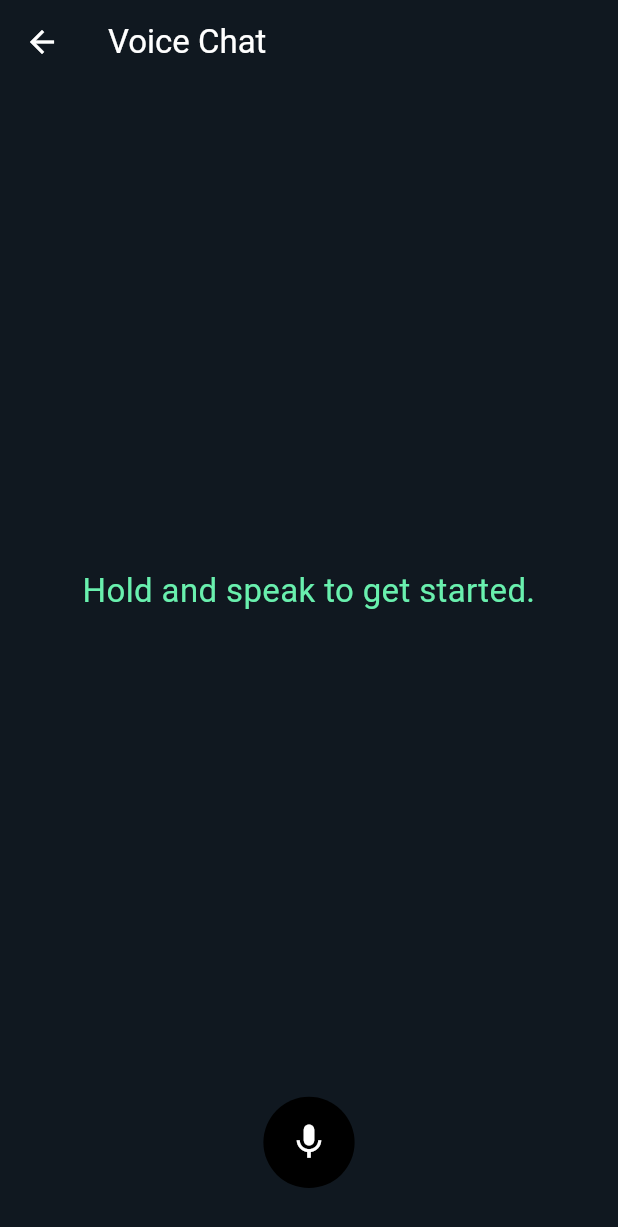
After one commit to adityakumar-dev/Krishi-Sakha, a Flutter app: the VoiceScreen screen opened by its route, on a phone screen of 412 x 824 dp. The commit adds this screen. Shown: the top 1227 px of the screen. Run offline on Flutter 3.47's test engine with Material 3 defaults, Android fonts, the phone set to English and light mode, and no system bars; our stand-ins replace file_picker, flutter_dotenv, flutter_tts, fluttertoast, go_router, hive and 7 more; missing offline and left inert: fllama; accounts and stored records are empty.

Commit message:
FEATURE : VOICE SUPPORT

```diff
--- a/krishi_sakha/lib/apis/api_manager.dart
+++ b/krishi_sakha/lib/apis/api_manager.dart
@@ -3,5 +3,6 @@ class ApiManager {
 
   static const String chatTestUrl = "/test";
   static const String chatUrl = "/chat";
+  static const String voiceUrl = "/voice";
 
 }
--- a/krishi_sakha/lib/main.dart
+++ b/krishi_sakha/lib/main.dart
@@ -2,6 +2,7 @@ import 'package:flutter/material.dart';
 import 'package:flutter_dotenv/flutter_dotenv.dart';
 import 'package:hive_flutter/hive_flutter.dart';
 import 'package:krishi_sakha/providers/server_chat_handler_provider.dart';
+import 'package:krishi_sakha/providers/void_provider.dart';
 import 'package:provider/provider.dart';
 import 'package:krishi_sakha/models/llm_model.dart';
 import 'package:krishi_sakha/providers/model_provider.dart';
@@ -17,7 +18,7 @@ void main() async {
   await Hive.initFlutter();
 
   Hive.registerAdapter(LlmModelAdapter());
-  await Supabase.initialize(url: dotenv.get('URL'), anonKey: dotenv.get('ANON_KEY'));
+  await Supabase.initialize(url: "SUPABASE_URL", anonKey: "SUPBASE_ANON_KEY");
 
   runApp(const MyApp());
 }
@@ -32,6 +33,7 @@ class MyApp extends StatelessWidget {
         ChangeNotifierProvider(create: (_) => ModelProvider()),
         ChangeNotifierProvider(create: (_) => LlamaProvider()),
         ChangeNotifierProvider(create: (_) => ServerChatHandlerProvider()),
+        ChangeNotifierProvider(create: (_) => VoiceProvider())
       ],
       child: MaterialApp.router(
         title: 'Simple AI Chat',
--- a/krishi_sakha/lib/screens/home/home_screen.dart
+++ b/krishi_sakha/lib/screens/home/home_screen.dart
@@ -235,7 +235,7 @@ class _HomeScreenState extends State<HomeScreen> {
               Expanded(
                 child: _buildFeatureCard(
                   title: 'chat ',
-                  subtitle: 'offline  chat',
+                  subtitle: 'offline chat',
                   icon: Icons.search,
                   color: const Color(0xFF4CAF50),
                   onTap: () {
@@ -260,11 +260,13 @@ class _HomeScreenState extends State<HomeScreen> {
             children: [
               Expanded(
                 child: _buildFeatureCard(
-                  title: 'Market Prices',
-                  subtitle: 'Live rates',
+                  title: 'Voice Chat',
+                  subtitle: 'Voice Chat',
                   icon: Icons.trending_up,
                   color: const Color(0xFFFF9800),
-                  onTap: () {},
+                  onTap: () {
+                    context.go(AppRoutes.voiceChat);
+                  },
                 ),
               ),
               const SizedBox(width: 16),
--- /dev/null
+++ b/krishi_sakha/lib/screens/voice/voice_screen.dart
@@ -0,0 +1,229 @@
+import 'package:flutter/material.dart';
+import 'package:krishi_sakha/providers/void_provider.dart';
+import 'package:krishi_sakha/utils/theme/colors.dart';
+import 'package:provider/provider.dart';
+
+class VoiceScreen extends StatefulWidget {
+  const VoiceScreen({super.key});
+
+  @override
+  State<VoiceScreen> createState() => _VoiceScreenState();
+}
+
+class _VoiceScreenState extends State<VoiceScreen> {
+  @override
+  Widget build(BuildContext context) {
+    return Consumer<VoiceProvider>(
+      builder: (context, provider, child) {
+        return Scaffold(
+          backgroundColor: AppColors.primaryBlack,
+          appBar: AppBar(
+            backgroundColor: Colors.transparent,
+            leading: IconButton(
+              icon: const Icon(Icons.arrow_back, color: Colors.white),
+              onPressed: () => Navigator.pop(context),
+            ),
+            title: Text("Voice Chat", style: TextStyle(color: Colors.white)),
+
+          ),
+          body: SafeArea(
+            child: Column(
+              mainAxisAlignment: MainAxisAlignment.spaceBetween,
+              children: [
+                // Expanded area for AI response or recognized text
+                Expanded(
+                  child: Center(
+                    child: Padding(
+                      padding: const EdgeInsets.symmetric(horizontal: 24),
+                      child: SingleChildScrollView(
+                        child: Column(
+                          mainAxisAlignment: MainAxisAlignment.center,
+                          children: [
+                            // Show error message if there's an error
+                            if (provider.error)
+                              Column(
+                                children: [
+                                  const Icon(
+                                    Icons.error_outline,
+                                    color: Colors.redAccent,
+                                    size: 48,
+                                  ),
+                                  const SizedBox(height: 16),
+                                  const Text(
+                                    "Something went wrong. Please try again.",
+                                    style: TextStyle(
+                                      color: Colors.redAccent,
+                                      fontSize: 18,
+                                    ),
+                                    textAlign: TextAlign.center,
+                                  ),
+                                  const SizedBox(height: 16),
+                                  ElevatedButton(
+                                    onPressed: () {
+                                      provider.error = false;
+                                      provider.lastResponse = "";
+                                      provider.recognizedWord = "";
+                                      provider.notifyListeners();
+                                    },
+                                    child: const Text("Try Again"),
+                                  ),
+                                ],
+                              )
+                            // Show initialization status
+                            else if (!provider.isInitialized)
+                              const Column(
+                                children: [
+                                  CircularProgressIndicator(
+                                    color: Colors.white,
+                                  ),
+                                  SizedBox(height: 16),
+                                  Text(
+                                    "Initializing speech recognition...",
+                                    style: TextStyle(
+                                      color: Colors.white,
+                                      fontSize: 18,
+                                    ),
+                                    textAlign: TextAlign.center,
+                                  ),
+                                ],
+                              )
+                            // Show recognized speech when listening
+                            else if (provider.isListening)
+                              Text(
+                                provider.recognizedWord.isEmpty
+                                    ? "Listening..."
+                                    : provider.recognizedWord,
+                                style: const TextStyle(
+                                  color: Colors.white,
+                                  fontSize: 26,
+                                  fontWeight: FontWeight.bold,
+                                ),
+                                textAlign: TextAlign.center,
+                              )
+                            else
+                              // Show AI response when not listening
+                              Text(
+                                provider.lastResponse.isEmpty
+                                    ? "Hold and speak to get started."
+                                    : provider.lastResponse,
+                                style: const TextStyle(
+                                  color: Colors.greenAccent,
+                                  fontSize: 22,
+                                ),
+                                textAlign: TextAlign.center,
+                              ),
+                          ],
+                        ),
+                      ),
+                    ),
+                  ),
+                ),
+
+                // Mic button at bottom
+                Padding(
+                  padding: const EdgeInsets.only(bottom: 32),
+                  child: MicButton(),
+                ),
+              ],
+            ),
+          ),
+        );
+      },
+    );
+  }
+}
+
+class MicButton extends StatefulWidget {
+  const MicButton({super.key});
+
+  @override
+  State<MicButton> createState() => _MicButtonState();
+}
+
+class _MicButtonState extends State<MicButton>
+    with SingleTickerProviderStateMixin {
+  late AnimationController _controller;
+  late Animation<double> _pulseAnimation;
+
+  @override
+  void initState() {
+    super.initState();
+
+    // Animation for pulsing effect
+    _controller = AnimationController(
+      vsync: this,
+      duration: const Duration(milliseconds: 800),
+    )..repeat(reverse: true);
+
+    _pulseAnimation = Tween<double>(begin: 1.0, end: 1.1).animate(
+      CurvedAnimation(parent: _controller, curve: Curves.easeInOut),
+    );
+  }
+
+  @override
+  void dispose() {
+    _controller.dispose();
+    super.dispose();
+  }
+
+  @override
+  Widget build(BuildContext context) {
+    return Consumer<VoiceProvider>(
+      builder: (context, provider, child) {
+        return GestureDetector(
+          onLongPress: provider.isInitialized && !provider.error
+              ? () => provider.startListening()
+              : null,
+          onLongPressEnd: provider.isInitialized && !provider.error
+              ? (details) => provider.stopListening()
+              : null,
+          child: AnimatedBuilder(
+            animation: _pulseAnimation,
+            builder: (context, child) {
+              // Base size
+              double baseSize = 60;
+
+              // Size logic: pulse when idle, grow smoothly when listening
+              double size = provider.isListening
+                  ? baseSize * _pulseAnimation.value + 40 // ~100
+                  : baseSize * _pulseAnimation.value;
+
+              // Glow effect when listening
+              List<BoxShadow> shadow = provider.isListening
+                  ? [
+                      BoxShadow(
+                        color: Colors.redAccent.withValues(alpha: 0.5),
+                        blurRadius: 20,
+                        spreadRadius: 3,
+                      ),
+                    ]
+                  : [];
+
+              return AnimatedContainer(
+                width: size,
+                height: size,
+                duration: const Duration(milliseconds: 300),
+                decoration: BoxDecoration(
+                  color: provider.error
+                      ? Colors.grey
+                      : provider.isListening
+                          ? Colors.redAccent
+                          : provider.isInitialized
+                              ? Colors.black
+                              : Colors.grey,
+                  shape: BoxShape.circle,
+                  boxShadow: shadow,
+                ),
+                child: Icon(
+                  Icons.mic,
+                  color: Colors.white,
+                  size: provider.isListening ? 40 : 28,
+                ),
+              );
+            },
+          ),
+        );
+      },
+    );
+  }
+}
--- a/krishi_sakha/lib/utils/routes/routes.dart
+++ b/krishi_sakha/lib/utils/routes/routes.dart
@@ -7,6 +7,7 @@ import 'package:krishi_sakha/screens/models/model_list_screen.dart';
 import 'package:krishi_sakha/screens/onboarding/onboarding.dart';
 import 'package:krishi_sakha/screens/permission/permission_screen.dart';
 import 'package:krishi_sakha/screens/splash/splash_screen.dart';
+import 'package:krishi_sakha/screens/voice/voice_screen.dart';
 
 // Route paths
 class AppRoutes {
@@ -22,6 +23,7 @@ class AppRoutes {
   static const String login = "/login";
   static const String selector = "/selector";
   static const String chatServer = "/chat-server";
+  static const String voiceChat = "/voice-chat";
 
 }
 
@@ -31,7 +33,7 @@ final GoRouter appRouter = GoRouter(
   initialLocation: AppRoutes.splash,
   routes: [
 
-
+  GoRoute(path: AppRoutes.voiceChat, name: 'voiceChat', builder: (context, state) => const VoiceScreen()),
     GoRoute(path: AppRoutes.chatServer, name: 'chatServer', builder: (context, state) => const SelectChatScreen()),
     GoRoute(path: AppRoutes.splash, builder: (context, state) => const SplashScreen()),
     // Onboarding route
--- a/krishi_sakha/pubspec.yaml
+++ b/krishi_sakha/pubspec.yaml
@@ -35,6 +35,8 @@ dependencies:
   logger: ^2.6.1
   http: ^1.5.0
   flutter_markdown: ^0.7.7+1
+  flutter_tts: ^4.2.3
+  speech_to_text: ^7.3.0
 
 dev_dependencies:
   flutter_test:
```
Also changed, not shown: krishi_sakha/lib/providers/void_provider.dart (added, +225 -0 lines), krishi_sakha/pubspec.lock, 7 other files.
